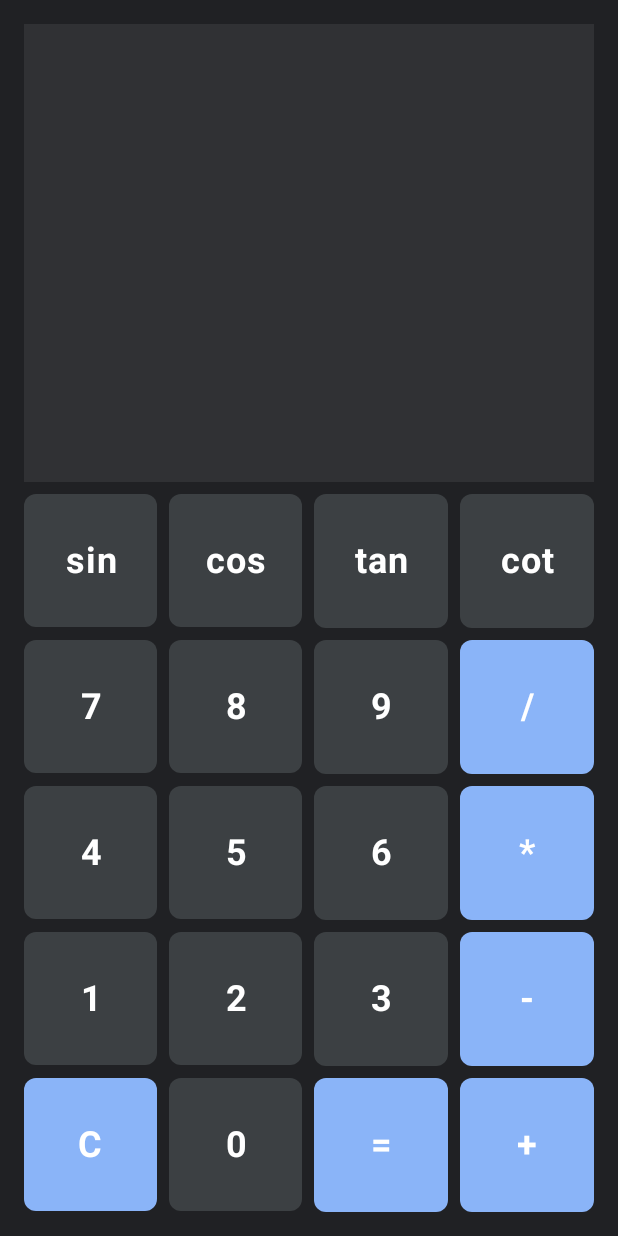
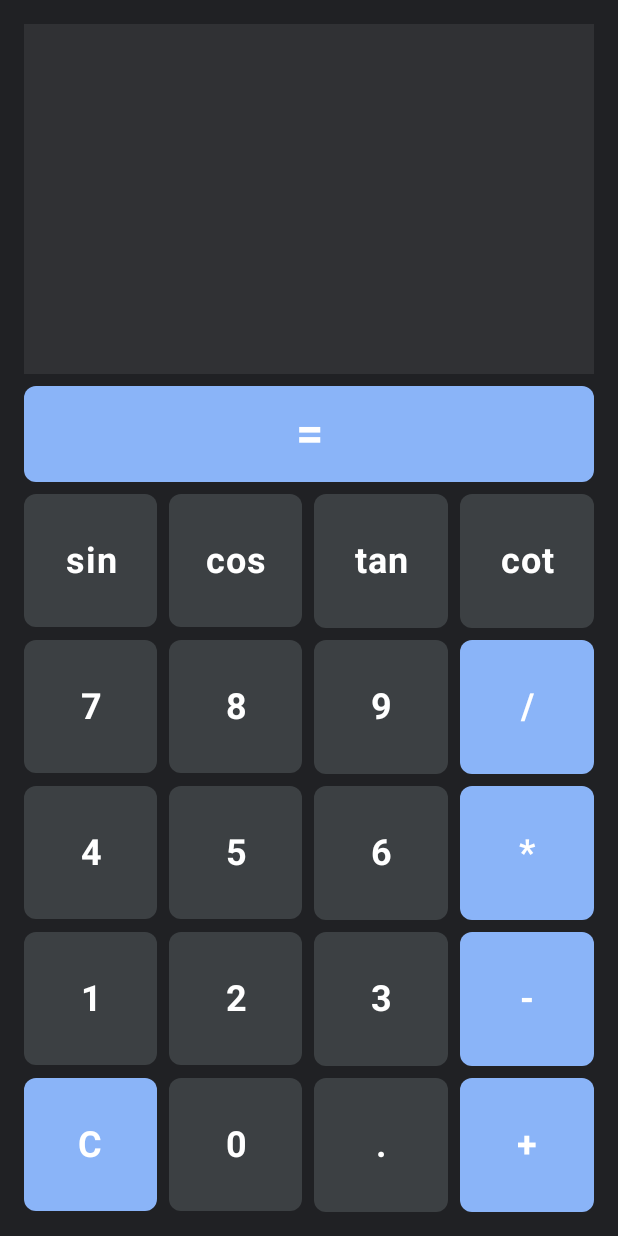
Before and after one commit to alisa17112006/Calculator_App, an Android app built with Jetpack Compose: the screen it shows after launch (MainActivity), on a phone screen of 412 x 824 dp. Run offline under Robolectric (Android 15) with nearby library versions, the phone set to English and light mode, and no system bars.

Commit message:
Добавление дробных числел и перенос знака равно

```diff
--- a/app/src/main/java/com/example/calc_app/MainActivity.kt
+++ b/app/src/main/java/com/example/calc_app/MainActivity.kt
@@ -73,14 +73,34 @@ fun CalculatorApp() {
                     )
                 }
             }
+            Row(
+                modifier = Modifier
+                    .fillMaxWidth()
+                    .height(64.dp) // Высота кнопки
+                    .background(Color(0xFF8AB4F8), RoundedCornerShape(8.dp))
+                    .clickable {
+                        result = calculateResult(input) // Выполнение вычисления
+                    },
+                verticalAlignment = Alignment.CenterVertically,
+                horizontalArrangement = Arrangement.Center
+            ) {
+                Text(
+                    text = "=",
+                    fontSize = 32.sp,
+                    fontWeight = FontWeight.Bold,
+                    color = Color.White,
+                    textAlign = TextAlign.Center
+                )
+            }
 
             // Кнопки калькулятора
             val buttons = listOf(
+
                 listOf("sin", "cos", "tan", "cot"),
                 listOf("7", "8", "9", "/"),
                 listOf("4", "5", "6", "*"),
                 listOf("1", "2", "3", "-"),
-                listOf("C", "0", "=", "+")
+                listOf("C", "0", ".", "+")
             )
 
             buttons.forEach { row ->
```
Also changed, not shown: 1 other file.
